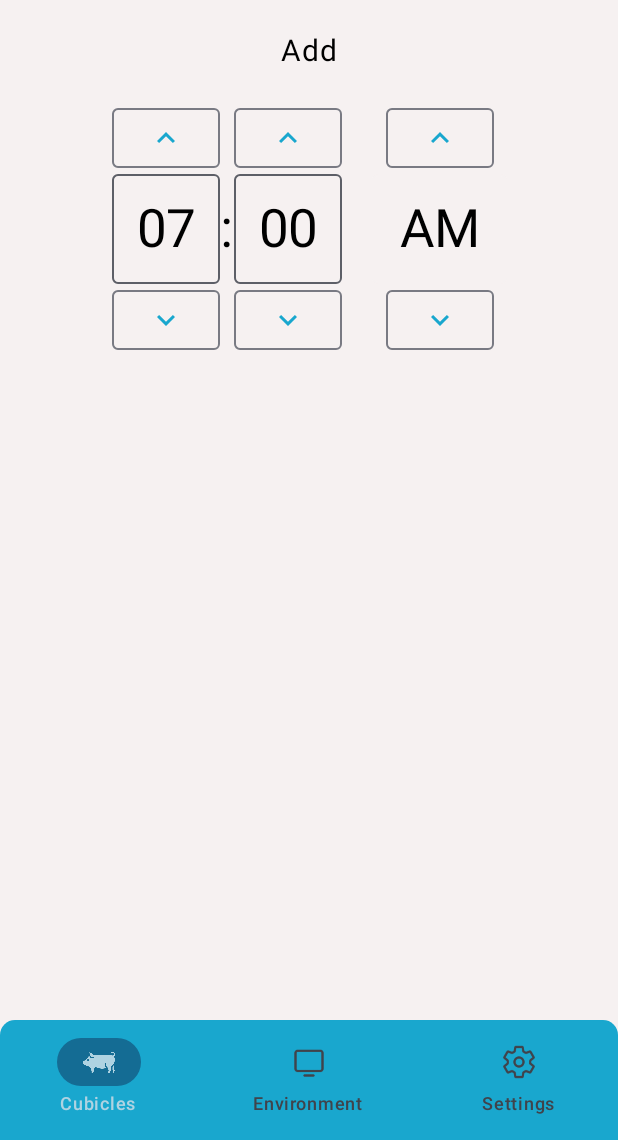
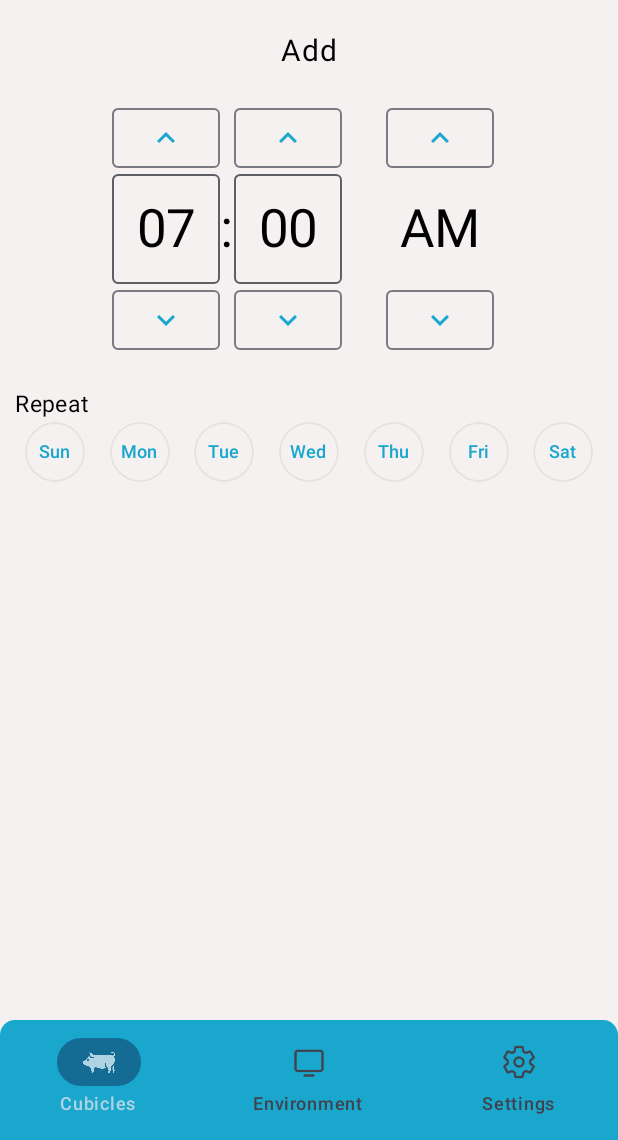
Before and after one commit to IrishRixon/Piggery-Monitoring, an Android app built with Jetpack Compose: the AddSchedScreen screen opened through its navigation route, on a phone screen of 412 x 824 dp, the part 96-1236 px from its top. Run offline under Robolectric (Android 15) with nearby library versions, the phone set to English and light mode, and no system bars; our stand-ins replace Firebase (no records; nobody signed in at launch, a user with empty details on screens opened directly).

Commit message:
DaysREpeat buttons done

```diff
--- a/app/src/main/java/com/example/dolpiggery/MainScreen/DataClass/Scheduling/SchedulingDataClass.kt
+++ b/app/src/main/java/com/example/dolpiggery/MainScreen/DataClass/Scheduling/SchedulingDataClass.kt
@@ -6,6 +6,6 @@ data class SchedulingDataClass(
     val hour: Int,
     val minute: Int,
     val amOrPm: String,
-    val days: List<String>,
+    val days: List<Int>,
     val isActive: Boolean
 )
--- a/app/src/main/java/com/example/dolpiggery/MainScreen/Repository/Scheduling/SchedulingRepository.kt
+++ b/app/src/main/java/com/example/dolpiggery/MainScreen/Repository/Scheduling/SchedulingRepository.kt
@@ -24,7 +24,7 @@ class SchedulingRepository {
         databaseRef.child("Schedule").addValueEventListener(object : ValueEventListener {
             override fun onDataChange(snapshot: DataSnapshot) {
                 var schedID: String
-                var days = mutableListOf<String>()
+                var days = mutableListOf<Int>()
                 var targets = mutableListOf<String>()
                 var amOrPm: String
                 var hour: Int
@@ -47,7 +47,7 @@ class SchedulingRepository {
                         }
                         for (day in sched.child("days").children) {
                             Log.i("Hey", "$day")
-                            days.add(day.key.toString())
+                            days.add(day.value.toString().toInt())
                         }
 
                         val item = SchedulingDataClass(
--- a/app/src/main/java/com/example/dolpiggery/MainScreen/Screens/SettingsScreen/SchedulingScreen/AddSchedScreen/AddSchedScreen.kt
+++ b/app/src/main/java/com/example/dolpiggery/MainScreen/Screens/SettingsScreen/SchedulingScreen/AddSchedScreen/AddSchedScreen.kt
@@ -7,6 +7,8 @@ import androidx.compose.foundation.layout.Row
 import androidx.compose.foundation.layout.Spacer
 import androidx.compose.foundation.layout.fillMaxSize
 import androidx.compose.foundation.layout.fillMaxWidth
+import androidx.compose.foundation.layout.height
+import androidx.compose.foundation.layout.padding
 import androidx.compose.foundation.layout.width
 import androidx.compose.material3.Text
 import androidx.compose.runtime.Composable
@@ -19,6 +21,7 @@ import com.example.dolpiggery.MainScreen.NavigationCurrentPosition.NavigationCur
 import com.example.dolpiggery.MainScreen.UIComponents.Scheduling.AddSched.InputTime.AmOrPmUi
 import com.example.dolpiggery.MainScreen.UIComponents.Scheduling.AddSched.InputTime.InputTimeTemplate
 import com.example.dolpiggery.MainScreen.UIComponents.Scheduling.AddSched.InputTime.timeZeroPadding
+import com.example.dolpiggery.MainScreen.UIComponents.Scheduling.AddSched.Repeat.DayRepeatButton
 import com.example.dolpiggery.MainScreen.ViewModel.Scheduling.AddSchedViewModel.AddSchedViewModel
 
 @Composable
@@ -100,6 +103,25 @@ fun AddSchedScreen(
                     }
                 }
             }
+
+            Spacer(modifier = Modifier.height(20.dp))
+
+            Column {
+                Row (
+                    modifier = Modifier.padding(start = 10.dp)
+                ){
+                    Text(text = "Repeat", fontSize = 15.sp)
+                }
+                Row (
+                    verticalAlignment = Alignment.CenterVertically,
+                    horizontalArrangement = Arrangement.SpaceEvenly,
+                    modifier = Modifier.fillMaxWidth()
+                ){
+                    for (i in 0..6) {
+                        DayRepeatButton(viewModel = viewModel, day = i)
+                    }
+                }
+            }
         }
     }
 }
--- a/app/src/main/java/com/example/dolpiggery/MainScreen/UIComponents/Scheduling/AddSched/InputTime/InputTime.kt
+++ b/app/src/main/java/com/example/dolpiggery/MainScreen/UIComponents/Scheduling/AddSched/InputTime/InputTime.kt
@@ -9,6 +9,7 @@ import androidx.compose.runtime.Composable
 import androidx.compose.runtime.getValue
 import androidx.compose.runtime.mutableStateOf
 import androidx.compose.runtime.remember
+import androidx.compose.runtime.saveable.rememberSaveable
 import androidx.compose.runtime.setValue
 import androidx.compose.ui.Modifier
 import androidx.compose.ui.graphics.Color
@@ -29,7 +30,7 @@ fun InputTimeTemplate(
     viewModelSetTime: (Int) -> Unit,
     zeroPadding: (String) -> String
 ) {
-    var timeState by remember { mutableStateOf(timeTypeValue) }
+    var timeState by rememberSaveable { mutableStateOf(timeTypeValue) }
 
     AddSchedOutlinedButton(isUp = true) {
         val count = if(timeState.toInt() >= upperLimit) lowerLimit else timeState.toInt() + 1
@@ -64,7 +65,7 @@ fun InputTimeTemplate(
 
 @Composable
 fun AmOrPmUi(isUp: Boolean, valState:String, viewModelSetAmOrPm: (String) -> Unit) {
-    var amOrPmState by remember {
+    var amOrPmState by rememberSaveable {
         mutableStateOf(valState)
     }
 
--- /dev/null
+++ b/app/src/main/java/com/example/dolpiggery/MainScreen/UIComponents/Scheduling/AddSched/Repeat/DayRepeat.kt
@@ -0,0 +1,63 @@
+package com.example.dolpiggery.MainScreen.UIComponents.Scheduling.AddSched.Repeat
+
+import android.graphics.Color
+import android.util.Log
+import androidx.compose.foundation.BorderStroke
+import androidx.compose.foundation.layout.PaddingValues
+import androidx.compose.foundation.layout.aspectRatio
+import androidx.compose.foundation.layout.size
+import androidx.compose.foundation.layout.width
+import androidx.compose.foundation.shape.CircleShape
+import androidx.compose.foundation.shape.RoundedCornerShape
+import androidx.compose.material3.ButtonDefaults
+import androidx.compose.material3.Icon
+import androidx.compose.material3.OutlinedButton
+import androidx.compose.material3.Text
+import androidx.compose.runtime.Composable
+import androidx.compose.ui.Modifier
+import androidx.compose.ui.draw.clip
+import androidx.compose.ui.tooling.preview.Preview
+import androidx.compose.ui.unit.dp
+import androidx.compose.ui.unit.sp
+import com.example.dolpiggery.MainScreen.ViewModel.Scheduling.AddSchedViewModel.AddSchedViewModel
+import com.example.dolpiggery.ui.theme.PacificCyan5
+import com.example.dolpiggery.ui.theme.Platinum
+import com.example.dolpiggery.ui.theme.Snow60
+
+@Composable
+//@Preview(showBackground = true, backgroundColor = Color.WHITE.toLong())
+fun DayRepeatButton(viewModel: AddSchedViewModel, day: Int) {
+
+    val isSelected = viewModel.daysRepeatList.contains(day)
+    val dayString = dayIntToDayString(day)
+    OutlinedButton(
+        onClick = { if(!isSelected) viewModel.addDayRepeat(day) else viewModel.removeDayRepeat(day) },
+        shape = CircleShape,
+        modifier = Modifier
+            .clip(CircleShape)
+            .size(40.dp), // Clip to a circle
+        colors = ButtonDefaults.outlinedButtonColors(
+            contentColor = if (isSelected) Snow60 else PacificCyan5,
+            containerColor = if (isSelected) PacificCyan5 else Snow60
+        ),
+        border = BorderStroke(1.dp, Platinum),
+        contentPadding = PaddingValues(0.dp)
+    ) {
+        Text(text = dayString, fontSize = 12.sp)
+    }
+
+    Log.i("Hi", "${viewModel.daysRepeatList}")
+}
+
+fun dayIntToDayString(dayInt: Int): String {
+    return when(dayInt) {
+        0 -> "Sun"
+        1 -> "Mon"
+        2 -> "Tue"
+        3 -> "Wed"
+        4 -> "Thu"
+        5 -> "Fri"
+        6 -> "Sat"
+        else -> "Error"
+    }
+}
```
Also changed, not shown: app/src/main/java/com/example/dolpiggery/MainScreen/UIComponents/Scheduling/TextButton.kt (+20 -5 lines), app/src/main/java/com/example/dolpiggery/MainScreen/ViewModel/Scheduling/AddSchedViewModel/AddSchedViewModel.kt (+7 -8 lines).
